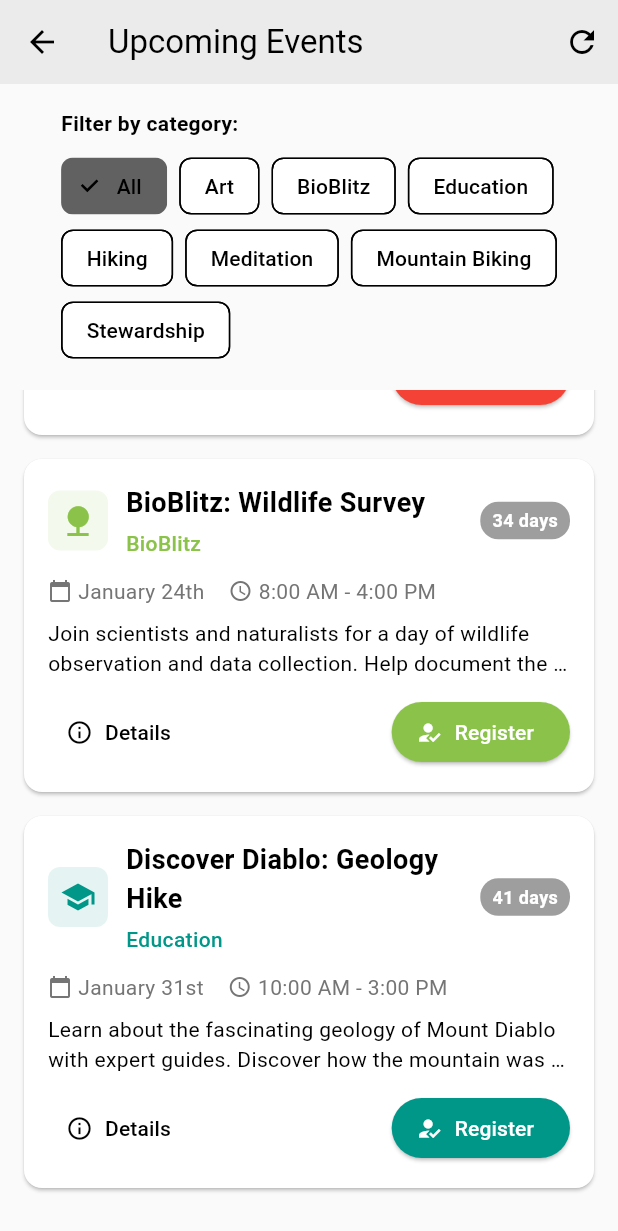
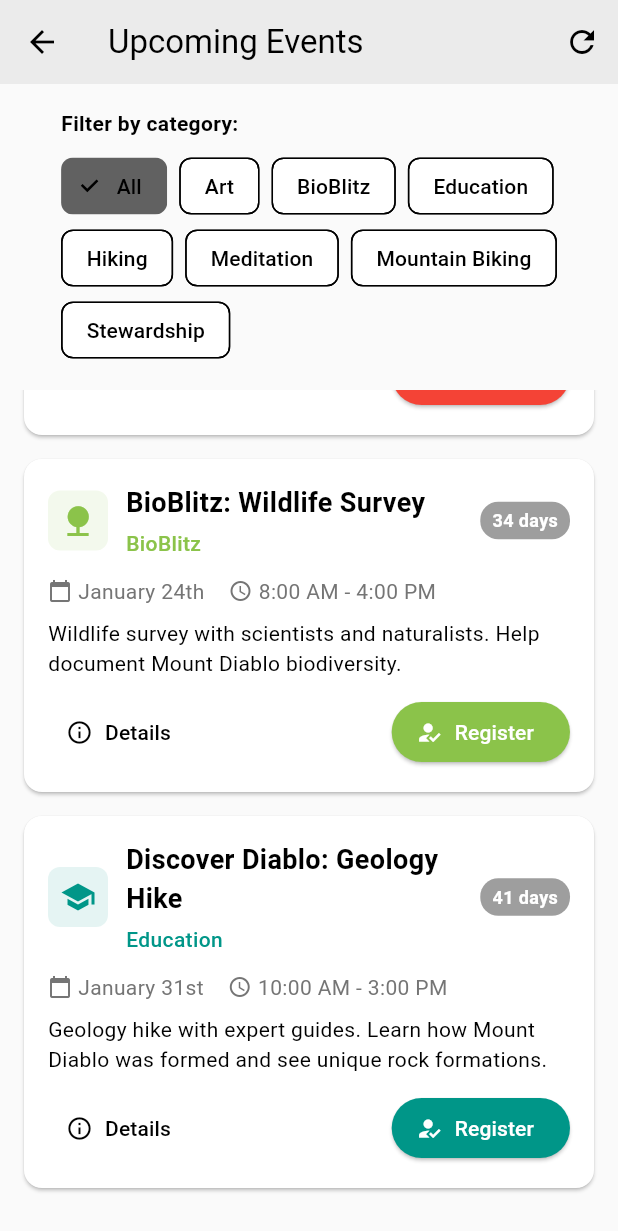
Before and after one commit to gphelps-dev/mtdiablo, a Flutter app: the EventsScreen screen opened directly, scrolled down 1502 dp, on a phone screen of 412 x 824 dp. Shown: the top 1231 px of the screen. Run offline on Flutter 3.47's test engine with Material 3 defaults, Android fonts, the phone set to English and light mode, and no system bars; our stand-ins replace geolocator, permission_handler, shared_preferences; accounts and stored records are empty; network calls fail.

Commit message:
Version 1.0.3: Remove AI-sounding content and simplify descriptions
- Remove unused PlaceholderPage class
- Simplify trail descriptions (more natural, less marketing)
- Shorten event descriptions (remove AI-sounding language)
- Make amenity descriptions more concise
- Update bundle identifier to com.gphelps.mtdiablo
- Add location privacy permissions
- Create app store assets folder structure

```diff
--- a/diablo/lib/features/events/events_service.dart
+++ b/diablo/lib/features/events/events_service.dart
@@ -17,7 +17,7 @@ class EventsService {
       Event(
         id: '1',
         title: 'Mangini Ranch Meditation Hike',
-        description: 'Join Save Mount Diablo on a meditation journey through Mangini Ranch! Experience the peaceful beauty of the preserve while practicing mindfulness in nature.',
+        description: 'Meditation hike through Mangini Ranch. Practice mindfulness while exploring the preserve.',
         date: now.add(const Duration(days: 7)),
         timeRange: '7:00 AM - 10:00 AM',
         category: 'Meditation',
@@ -26,7 +26,7 @@ class EventsService {
       Event(
         id: '2',
         title: 'Hit the Trails – Mountain Biking',
-        description: 'Come explore the beautiful trails from Smith Canyon into Mount Diablo\'s beautiful Curry Canyon via mountain bike. Experience the thrill of mountain biking in the Diablo Range.',
+        description: 'Mountain bike ride from Smith Canyon to Curry Canyon. Explore trails in the Diablo Range.',
         date: now.add(const Duration(days: 14)),
         timeRange: '9:00 AM - 12:00 PM',
         category: 'Mountain Biking',
@@ -35,7 +35,7 @@ class EventsService {
       Event(
         id: '3',
         title: 'Plein Air Painting Hike',
-        description: 'Join Save Mount Diablo for a beautiful evening of plein air painting on Curry Canyon Ranch. Capture the stunning landscapes of the Diablo Range through art.',
+        description: 'Plein air painting hike on Curry Canyon Ranch. Paint the Diablo Range landscapes.',
         date: now.add(const Duration(days: 21)),
         timeRange: '10:00 AM - 1:00 PM',
         category: 'Art',
@@ -44,7 +44,7 @@ class EventsService {
       Event(
         id: '4',
         title: 'Diablo Restoration Team (DiRT) Workday',
-        description: 'Help restore native habitats and maintain trails in the Diablo Range. Learn about native plants and conservation while making a difference.',
+        description: 'Volunteer workday to restore habitats and maintain trails. Learn about native plants.',
         date: now.add(const Duration(days: 28)),
         timeRange: '9:00 AM - 2:00 PM',
         category: 'Stewardship',
@@ -53,7 +53,7 @@ class EventsService {
       Event(
         id: '5',
         title: 'BioBlitz: Wildlife Survey',
-        description: 'Join scientists and naturalists for a day of wildlife observation and data collection. Help document the biodiversity of Mount Diablo.',
+        description: 'Wildlife survey with scientists and naturalists. Help document Mount Diablo biodiversity.',
         date: now.add(const Duration(days: 35)),
         timeRange: '8:00 AM - 4:00 PM',
         category: 'BioBlitz',
@@ -62,7 +62,7 @@ class EventsService {
       Event(
         id: '6',
         title: 'Discover Diablo: Geology Hike',
-        description: 'Learn about the fascinating geology of Mount Diablo with expert guides. Discover how the mountain was formed and its unique rock formations.',
+        description: 'Geology hike with expert guides. Learn how Mount Diablo was formed and see unique rock formations.',
         date: now.add(const Duration(days: 42)),
         timeRange: '10:00 AM - 3:00 PM',
         category: 'Education',
@@ -71,7 +71,7 @@ class EventsService {
       Event(
         id: '7',
         title: 'Weekend Nature Walk',
-        description: 'Join us for a guided nature walk through Mount Diablo State Park. Perfect for families and nature enthusiasts of all ages.',
+        description: 'Guided nature walk through Mount Diablo State Park. Good for families.',
         date: now.add(const Duration(days: 3)),
         timeRange: '9:00 AM - 11:00 AM',
         category: 'Hiking',
@@ -80,7 +80,7 @@ class EventsService {
       Event(
         id: '8',
         title: 'Sunset Photography Workshop',
-        description: 'Capture stunning sunset views from Mount Diablo summit. Learn photography techniques while enjoying breathtaking scenery.',
+        description: 'Sunset photography workshop at the summit. Learn techniques and enjoy the views.',
         date: now.add(const Duration(days: 10)),
         timeRange: '5:00 PM - 8:00 PM',
         category: 'Art',
--- a/diablo/lib/features/park_info/park_info_screen.dart
+++ b/diablo/lib/features/park_info/park_info_screen.dart
@@ -45,7 +45,7 @@ class ParkInfoScreen extends StatelessWidget {
       children: [
         _buildInfoCard(
           'About Mount Diablo',
-          'Mount Diablo is a 3,849-foot peak in Contra Costa County, California. It is the centerpiece of Mount Diablo State Park and provides spectacular views of the San Francisco Bay Area.',
+          'Mount Diablo is a 3,849-foot peak in Contra Costa County, California. The centerpiece of Mount Diablo State Park with views of the San Francisco Bay Area.',
           Icons.landscape,
           Colors.green,
         ),
@@ -80,14 +80,14 @@ class ParkInfoScreen extends StatelessWidget {
       children: [
         _buildInfoCard(
           'Save Mount Diablo',
-          'Since 1971, Save Mount Diablo has preserved over 120,000 acres of wild lands around Mount Diablo - an area bigger than Point Reyes National Seashore.',
+          'Since 1971, Save Mount Diablo has preserved over 120,000 acres around Mount Diablo - bigger than Point Reyes National Seashore.',
           Icons.eco,
           Colors.green,
         ),
         const SizedBox(height: 16),
         _buildInfoCard(
           'Conservation Mission',
-          'Our mission is to forever preserve the remaining natural lands on and around Mount Diablo, and to protect Mount Diablo\'s connection to its sustaining Diablo Range.',
+          'Preserve the remaining natural lands on and around Mount Diablo, and protect Mount Diablo\'s connection to the Diablo Range.',
           Icons.nature,
           Colors.green,
         ),
@@ -117,7 +117,7 @@ class ParkInfoScreen extends StatelessWidget {
         _buildEventCard(
           'Mangini Ranch Meditation Hike',
           'August 2nd, 2025\n7:00 AM - 10:00 AM',
-          'Join Save Mount Diablo on a meditation journey through Mangini Ranch!',
+          'Meditation hike through Mangini Ranch.',
           Icons.self_improvement,
           Colors.purple,
         ),
@@ -125,7 +125,7 @@ class ParkInfoScreen extends StatelessWidget {
         _buildEventCard(
           'Hit the Trails – Mountain Biking',
           'August 15th, 2025\n9:00 AM - 12:00 PM',
-          'Come explore the beautiful trails from Smith Canyon into Mount Diablo\'s beautiful Curry Canyon via mountain bike.',
+          'Mountain bike ride from Smith Canyon to Curry Canyon.',
           Icons.directions_bike,
           Colors.orange,
         ),
@@ -133,7 +133,7 @@ class ParkInfoScreen extends StatelessWidget {
         _buildEventCard(
           'Plein Air Painting Hike',
           'August 23rd, 2025\n10:00 AM - 1:00 PM',
-          'Join Save Mount Diablo for a beautiful evening of plein air painting on Curry Canyon Ranch.',
+          'Plein air painting hike on Curry Canyon Ranch.',
           Icons.brush,
           Colors.blue,
         ),
--- a/diablo/lib/features/practical_tools/amenity_data.dart
+++ b/diablo/lib/features/practical_tools/amenity_data.dart
@@ -42,7 +42,7 @@ class AmenityData {
       name: 'Mitchell Canyon Restroom',
       type: AmenityType.restroom,
       location: const LatLng(37.8818, -121.9140),
-      description: 'Clean restroom facilities near the main trailhead.',
+      description: 'Restrooms near the main trailhead.',
       isOpen: true,
       hours: 'Sunrise to Sunset',
       features: ['Handicap Accessible', 'Running Water'],
@@ -52,7 +52,7 @@ class AmenityData {
       name: 'Summit Restroom',
       type: AmenityType.restroom,
       location: const LatLng(37.8952, -121.9025),
-      description: 'Restroom facilities at the summit visitor area.',
+      description: 'Restrooms at the summit.',
       isOpen: true,
       hours: 'Sunrise to Sunset',
       features: ['Handicap Accessible', 'Running Water'],
@@ -64,7 +64,7 @@ class AmenityData {
       name: 'Mitchell Canyon Water Fountain',
       type: AmenityType.waterFountain,
       location: const LatLng(37.8817, -121.9141),
-      description: 'Drinking water available at the trailhead.',
+      description: 'Water fountain at the trailhead.',
       isOpen: true,
       hours: '24/7',
       features: ['Potable Water', 'Refill Station'],
@@ -74,7 +74,7 @@ class AmenityData {
       name: 'Summit Water Fountain',
       type: AmenityType.waterFountain,
       location: const LatLng(37.8951, -121.9026),
-      description: 'Drinking water at the summit visitor area.',
+      description: 'Water fountain at the summit.',
       isOpen: true,
       hours: '24/7',
       features: ['Potable Water', 'Refill Station'],
@@ -86,7 +86,7 @@ class AmenityData {
       name: 'Mitchell Canyon Picnic Area',
       type: AmenityType.picnicArea,
       location: const LatLng(37.8819, -121.9139),
-      description: 'Shaded picnic area with tables and grills.',
+      description: 'Picnic area with tables and grills.',
       isOpen: true,
       hours: 'Sunrise to Sunset',
       features: ['Tables', 'Grills', 'Shade', 'Water Nearby'],
@@ -96,7 +96,7 @@ class AmenityData {
       name: 'Summit Picnic Area',
       type: AmenityType.picnicArea,
       location: const LatLng(37.8953, -121.9024),
-      description: 'Picnic area with spectacular views of the Bay Area.',
+      description: 'Picnic area with Bay Area views.',
       isOpen: true,
       hours: 'Sunrise to Sunset',
       features: ['Tables', 'Views', 'Water Nearby'],
@@ -108,7 +108,7 @@ class AmenityData {
       name: 'Summit Visitor Center',
       type: AmenityType.visitorCenter,
       location: const LatLng(37.8954, -121.9023),
-      description: 'Visitor center with exhibits, maps, and park information.',
+      description: 'Visitor center with exhibits and maps.',
       isOpen: true,
       hours: '10:00 AM - 4:00 PM',
       features: ['Exhibits', 'Maps', 'Information', 'Gift Shop'],
@@ -120,7 +120,7 @@ class AmenityData {
       name: 'Summit Emergency Phone',
       type: AmenityType.emergencyPhone,
       location: const LatLng(37.8955, -121.9022),
-      description: 'Emergency phone for park rangers and emergency services.',
+      description: 'Emergency phone for rangers and 911.',
       isOpen: true,
       hours: '24/7',
       features: ['Direct to Rangers', 'Emergency Services'],
@@ -142,7 +142,7 @@ class AmenityData {
       name: 'Summit First Aid Station',
       type: AmenityType.firstAid,
       location: const LatLng(37.8956, -121.9021),
-      description: 'First aid supplies and emergency medical equipment.',
+      description: 'First aid station with medical supplies.',
       isOpen: true,
       hours: '24/7',
       features: ['First Aid Kit', 'Emergency Equipment', 'Ranger Access'],
--- a/diablo/lib/features/trails/trail_data.dart
+++ b/diablo/lib/features/trails/trail_data.dart
@@ -30,7 +30,7 @@ class TrailData {
     Trail(
       id: 'mitchell-canyon',
       name: 'Mitchell Canyon Trail',
-      description: 'A beautiful canyon trail with oak woodlands and seasonal streams. Great for families.',
+      description: 'Canyon trail with oak trees and seasonal streams. Good for families.',
       distance: 2.5,
       elevationGain: 400,
       difficulty: TrailDifficulty.moderate,
@@ -52,7 +52,7 @@ class TrailData {
     Trail(
       id: 'juniper-trail',
       name: 'Juniper Trail',
-      description: 'A scenic trail through juniper woodlands with excellent views of the surrounding valleys.',
+      description: 'Trail through juniper trees with good valley views.',
       distance: 1.8,
       elevationGain: 300,
       difficulty: TrailDifficulty.easy,
@@ -72,7 +72,7 @@ class TrailData {
     Trail(
       id: 'rock-city',
       name: 'Rock City Trail',
-      description: 'Explore fascinating sandstone formations and rock outcrops. Great for rock climbing and bouldering.',
+      description: 'Sandstone formations and rock outcrops. Popular for climbing and bouldering.',
       distance: 1.2,
       elevationGain: 200,
       difficulty: TrailDifficulty.easy,
--- a/diablo/pubspec.yaml
+++ b/diablo/pubspec.yaml
@@ -2,7 +2,7 @@ name: diablo
 description: "Mount Diablo Contra Costa County - Official visitor guide and outdoor recreation app."
 publish_to: 'none' # Prevents accidental publishing to pub.dev
 
-version: 1.0.2+1
+version: 1.0.3+1
 
 environment:
   sdk: ^3.5.4
@@ -23,7 +23,7 @@ dependencies:
 dev_dependencies:
   flutter_test:
     sdk: flutter
-  flutter_lints: ^4.0.0
+  flutter_lints: ^5.0.0
   flutter_launcher_icons: ^0.14.1
 
 flutter_launcher_icons:
```
Also changed, not shown: diablo/lib/main.dart (+0 -33 lines), 13 other files.
